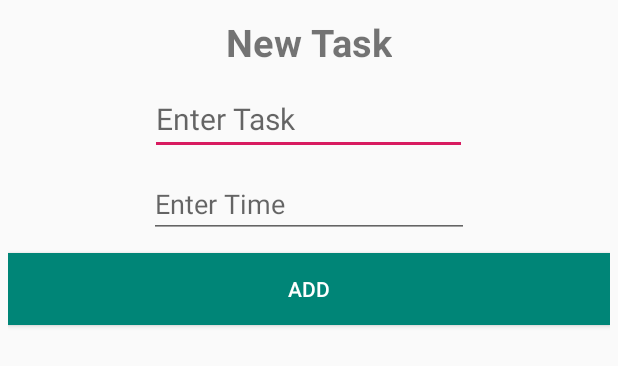
After one commit to jacobmen/Task-App, an Android app: the layout dialog_add_task.xml on its own in the app's theme, with its tools: preview values and no code run, on a phone screen of 412 x 824 dp. The commit adds this screen. Shown: the top 366 px of the screen. Run offline under Robolectric (Android 15) with nearby library versions, the phone set to English and light mode, and no system bars.

Commit message:
display dialog for adding new task when user presses + btn

```diff
--- /dev/null
+++ b/app/src/main/res/layout/dialog_add_task.xml
@@ -0,0 +1,44 @@
+<?xml version="1.0" encoding="utf-8"?>
+<LinearLayout xmlns:android="http://schemas.android.com/apk/res/android"
+    android:orientation="vertical" android:layout_width="match_parent"
+    android:layout_height="match_parent"
+    android:padding="5dp">
+
+    <TextView
+        android:id="@+id/taskInputTitle"
+        android:layout_gravity="center"
+        android:layout_width="wrap_content"
+        android:layout_height="wrap_content"
+        android:layout_marginTop="5dp"
+        android:textStyle="bold"
+        android:textSize="25sp"
+        android:text="New Task" />
+
+    <EditText
+        android:id="@+id/textInput"
+        android:layout_width="211dp"
+        android:layout_height="wrap_content"
+        android:layout_gravity="center"
+        android:layout_marginTop="10dp"
+        android:hint="Enter Task"
+        android:textSize="20sp" />
+
+    <EditText
+        android:id="@+id/timeInput"
+        android:layout_width="wrap_content"
+        android:layout_height="wrap_content"
+        android:layout_gravity="center"
+        android:layout_marginTop="10dp"
+        android:hint="Enter Time"
+        android:ems="10"
+        android:inputType="time" />
+
+    <Button
+        android:id="@+id/addNewTask"
+        android:layout_width="match_parent"
+        android:layout_height="wrap_content"
+        android:layout_marginTop="10dp"
+        android:background="@color/colorPrimary"
+        android:textColor="@android:color/white"
+        android:text="Add" />
+</LinearLayout>
```
Also changed, not shown: app/src/main/java/com/example/taskapp/MainActivity.java (+38 -0 lines), app/src/main/res/layout/activity_main.xml (+11 -7 lines).
